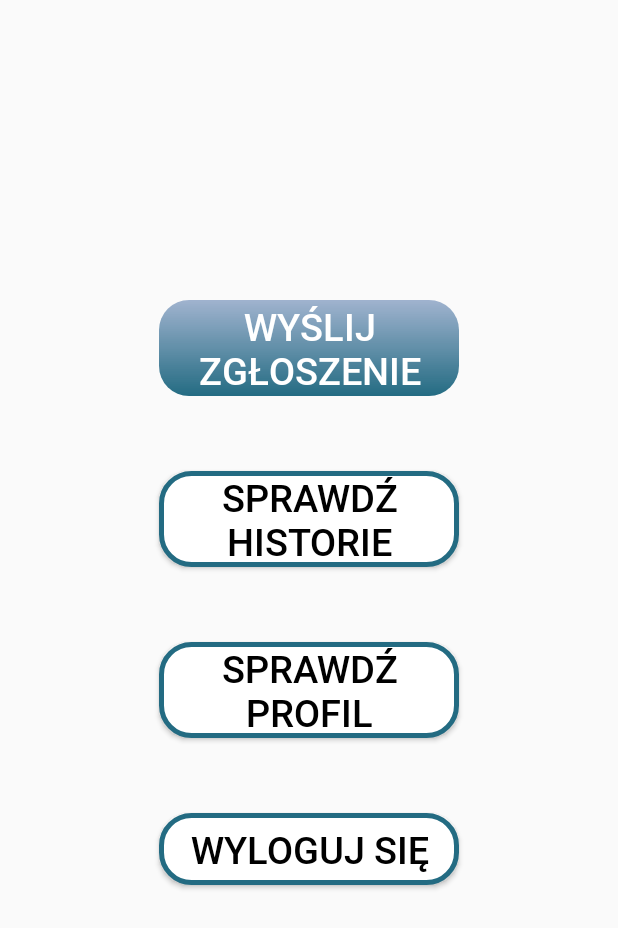
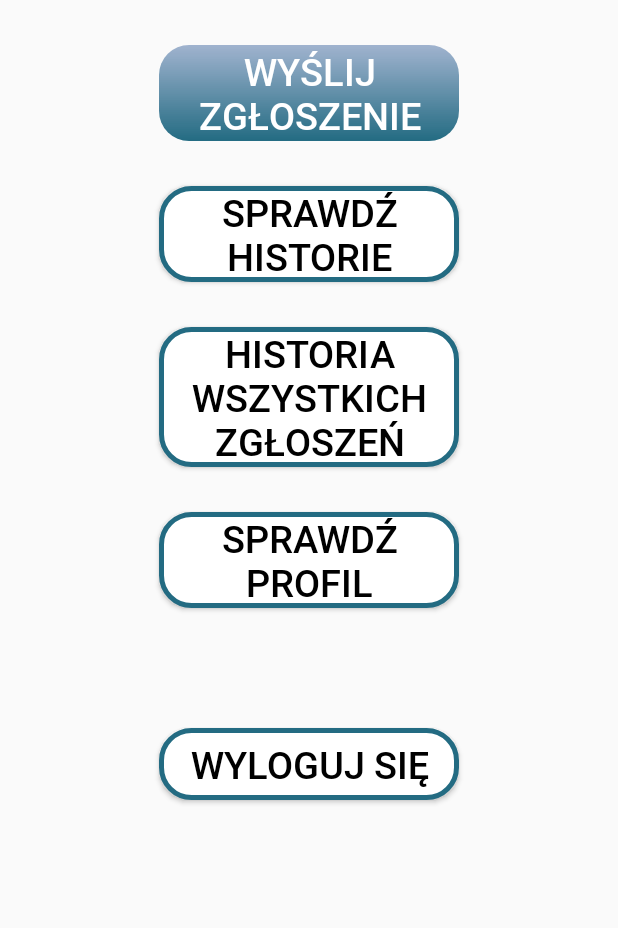
Before and after one commit to vegenative/Resident_Alert, an Android app: the MenuActivity screen opened directly, with no data from a screen before it, on a phone screen of 412 x 824 dp. Shown: the top 928 px of the screen. Run offline under Robolectric (Android 15) with nearby library versions, the phone set to English and light mode, and no system bars; our stand-ins replace Firebase (no records; nobody signed in at launch, a user with empty details on screens opened directly).

Commit message:
fix bugs

```diff
--- a/app/src/main/java/com/example/resident_alert/activities/MenuActivity.java
+++ b/app/src/main/java/com/example/resident_alert/activities/MenuActivity.java
@@ -20,7 +20,7 @@ import java.util.HashMap;
 public class MenuActivity extends AppCompatActivity {
 
     private Button logout_btn;
-    private Button ticketButton,history_button;
+    private Button ticketButton,history_button,workersHistory_btn;
     private TextView dataInfo_tv;
 
     @Override
@@ -30,27 +30,29 @@ public class MenuActivity extends AppCompatActivity {
 
         logout_btn = (Button) findViewById(R.id.logout_btn);
         history_button = (Button)findViewById(R.id.historyButton);
+        workersHistory_btn = (Button) findViewById(R.id.workersHistory);
+        ticketButton = findViewById(R.id.ticketButton);
 
-//        SessionManager sessionManager = new SessionManager(this,SessionManager.SESSION_USERSESSION);
-//        HashMap<String,String> userDetails = sessionManager.getUserDetailFromSession();
-//
-//        String name = userDetails.get(sessionManager.KEY_NAME);
-//        String surname = userDetails.get(sessionManager.KEY_SURNAME);
-//        String phone = userDetails.get(sessionManager.KEY_PHONE);
-//        String email = userDetails.get(sessionManager.KEY_EMAIL);
-//
-//
+
+
         history_button.setOnClickListener(v -> {
-            Intent intent = new Intent(this, WorkersAlertPanelActivity.class);
+            Intent intent = new Intent(this, HistoryActivity.class);
             startActivity(intent);
         });
 
 
-        ticketButton = findViewById(R.id.ticketButton);
+
         ticketButton.setOnClickListener(v -> {
             Intent intent2 = new Intent(this, PlaceActivity.class);
 
             startActivity(intent2);
+        });
+
+
+        workersHistory_btn.setOnClickListener(v -> {
+            Intent intent = new Intent(this, WorkersAlertPanelActivity.class);
+
+            startActivity(intent);
         });
 
 
--- a/app/src/main/java/com/example/resident_alert/activities/WorkersAlertPanelActivity.java
+++ b/app/src/main/java/com/example/resident_alert/activities/WorkersAlertPanelActivity.java
@@ -50,7 +50,7 @@ public class WorkersAlertPanelActivity extends AppCompatActivity {
         super.onCreate(savedInstanceState);
         setContentView(R.layout.activity_workers_alert_panel);
 
-        recyclerView = (RecyclerView) findViewById(R.id.ticketData_rv) ;
+        recyclerView = (RecyclerView) findViewById(R.id.ticketData_rv);
 
         recyclerView.setLayoutManager(new LinearLayoutManager(this));
         dataList = new ArrayList<>();
--- a/app/src/main/res/layout/activity_menu.xml
+++ b/app/src/main/res/layout/activity_menu.xml
@@ -17,7 +17,7 @@
         android:id="@+id/ticketButton"
         android:layout_width="200dp"
         android:layout_height="wrap_content"
-        android:layout_marginTop="200dp"
+        android:layout_marginTop="30dp"
         android:text="@string/sendTicket"
         app:layout_constraintStart_toStartOf="parent"
         app:layout_constraintTop_toTopOf="parent"
@@ -31,7 +31,7 @@
         android:id="@+id/historyButton"
         android:layout_width="200dp"
         android:layout_height="wrap_content"
-        android:layout_marginTop="50dp"
+        android:layout_marginTop="30dp"
         android:text="@string/checkHistory"
         app:layout_constraintStart_toStartOf="parent"
         app:layout_constraintTop_toTopOf="parent"
@@ -41,11 +41,27 @@
         android:layout_gravity="center"
         android:background="@drawable/button_border"
         android:fontFamily="@font/roboto"/>
+
+    <Button
+        android:id="@+id/workersHistory"
+        android:layout_width="200dp"
+        android:layout_height="wrap_content"
+        android:layout_gravity="center"
+        android:layout_marginTop="30dp"
+        android:background="@drawable/button_border"
+        android:fontFamily="@font/roboto"
+        android:text="@string/workersHistory"
+        android:textColor="@color/black"
+        android:textFontWeight="300"
+        android:textSize="25dp"
+        app:layout_constraintStart_toStartOf="parent"
+        app:layout_constraintTop_toTopOf="parent" />
+
     <Button
         android:id="@+id/profileButton"
         android:layout_width="200dp"
         android:layout_height="wrap_content"
-        android:layout_marginTop="50dp"
+        android:layout_marginTop="30dp"
         android:text="@string/checkProfile"
         app:layout_constraintStart_toStartOf="parent"
         app:layout_constraintTop_toTopOf="parent"
@@ -60,7 +76,7 @@
         android:id="@+id/logout_btn"
         android:layout_width="200dp"
         android:layout_height="wrap_content"
-        android:layout_marginTop="50dp"
+        android:layout_marginTop="80dp"
         android:text="@string/logut_btn"
         app:layout_constraintStart_toStartOf="parent"
         app:layout_constraintTop_toTopOf="parent"
--- a/app/src/main/res/layout/activity_workers_alert_panel.xml
+++ b/app/src/main/res/layout/activity_workers_alert_panel.xml
@@ -16,7 +16,7 @@
             android:id="@+id/number_ticket"
             android:layout_width="match_parent"
             android:layout_height="wrap_content"
-            android:text="List Of Items"
+            android:text="@string/alertList"
             android:textAlignment="center"
             android:textSize="24sp">
 
@@ -31,13 +31,6 @@
             app:layout_constraintStart_toStartOf="parent"
             app:layout_constraintTop_toTopOf="parent" />
 
-        <ListView
-            android:id="@+id/listView"
-            android:layout_width="match_parent"
-            android:layout_height="match_parent">
-
-        </ListView>
-
     </LinearLayout>
 
 
--- a/app/src/main/res/values/strings.xml
+++ b/app/src/main/res/values/strings.xml
@@ -45,6 +45,8 @@
     <string name="placeName">Miejsce usterki:</string>
     <string name="actionName">Rodzaj usterki:</string>
     <string name="infoText">Szczegóły zgłoszenia</string>
+    <string name="workersHistory">Historia Wszystkich zgłoszeń</string>
+    <string name="alertList">Lista zgłoszeń</string>
 
     <string-array name="cities_array">
         <item>Tczew</item>
```
